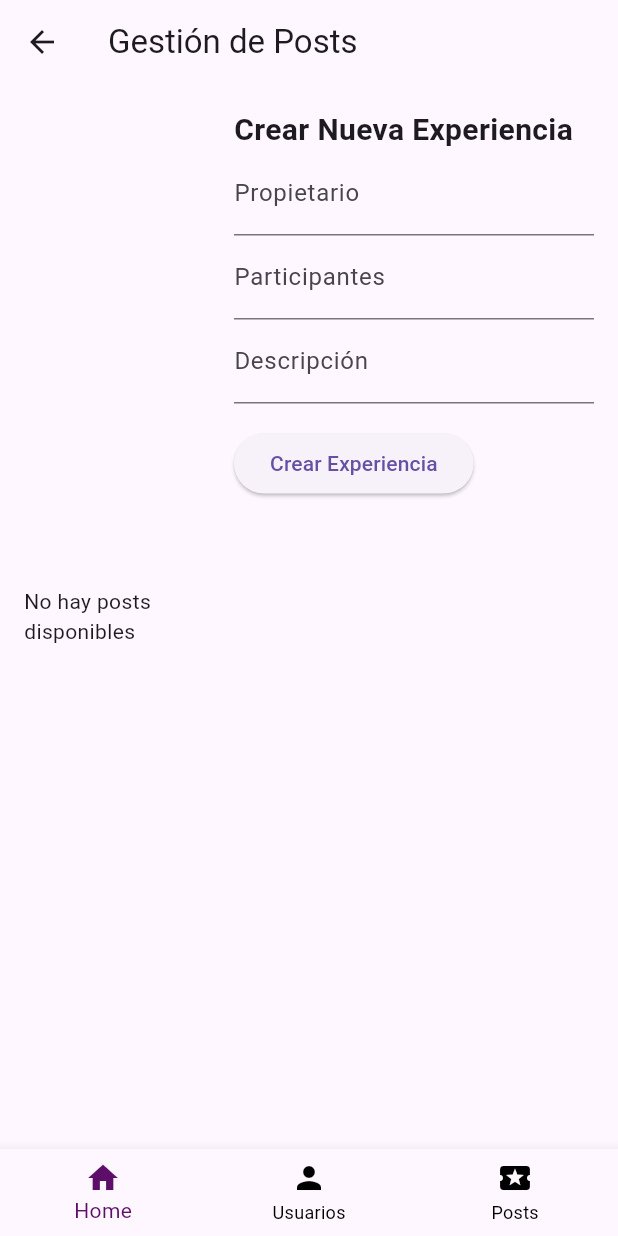
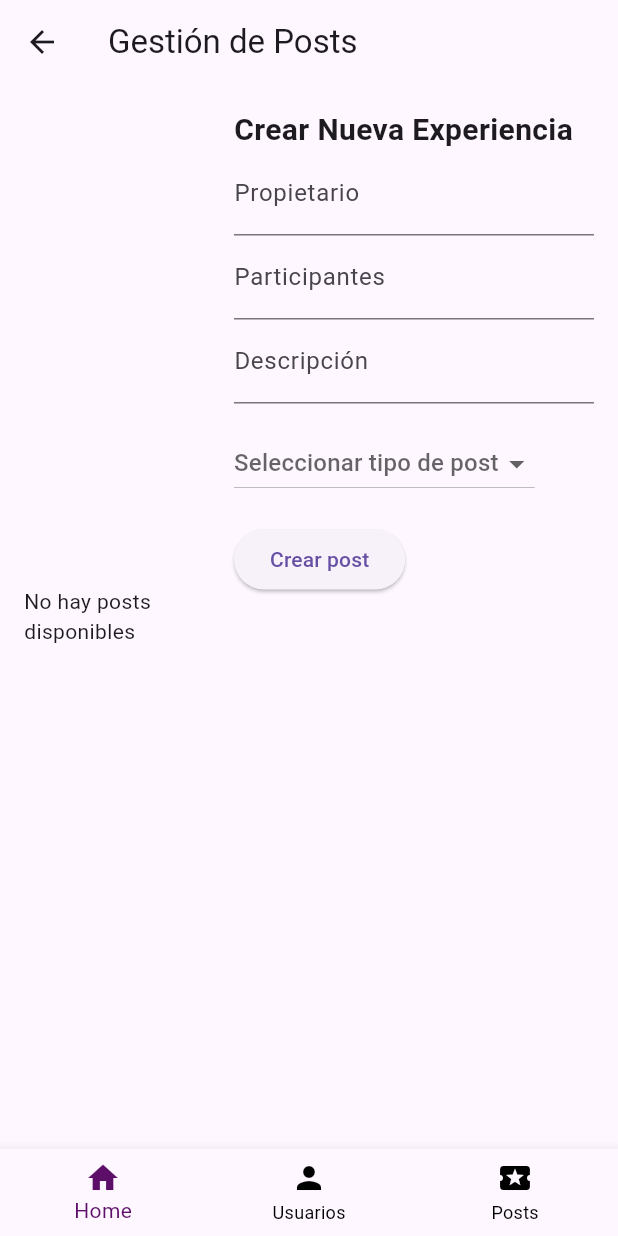
Before and after one commit to mayravm26/Frontend_minimo2, a Flutter app: the PostsScreen screen opened by its route, on a phone screen of 412 x 824 dp. Run offline on Flutter 3.47's test engine with Material 3 defaults, Android fonts, the phone set to English and light mode, and no system bars; our stand-ins replace dio, get; network calls fail.

Commit message:
posts funciona

```diff
--- a/lib/controllers/postController.dart
+++ b/lib/controllers/postController.dart
@@ -4,20 +4,24 @@ import 'package:flutter_application_1/models/post.dart';
 import 'package:flutter_application_1/services/postServices.dart';
 
 class PostController extends GetxController {
-  final PostService postService = Get.put(PostService());  // Crear la instancia
+  final PostService postService = Get.put(PostService());  // Instanciamos el servicio de post
   final TextEditingController ownerController = TextEditingController();
   final TextEditingController participantsController = TextEditingController();
   final TextEditingController descriptionController = TextEditingController();
+
+  // Usamos RxString para postType
+  var postType = ''.obs;
 
   var isLoading = false.obs;
   var errorMessage = ''.obs;
 
   // Método para crear una nueva experiencia
-  void createExperience() async {
+  void createPost() async {
     // Verificamos que todos los campos estén completos
     if (ownerController.text.isEmpty ||
         participantsController.text.isEmpty ||
-        descriptionController.text.isEmpty) {
+        descriptionController.text.isEmpty ||
+        postType.value.isEmpty) {  // Verificamos que el postType no esté vacío
       Get.snackbar('Error', 'Todos los campos son obligatorios',
           snackPosition: SnackPosition.BOTTOM);
       return;
@@ -26,7 +30,7 @@ class PostController extends GetxController {
     // Creamos la nueva experiencia (nuevo post)
     final newPost = PostModel.fromJson({
       'author': ownerController.text,  // Asumimos que "owner" es "author" en PostModel
-      'postType': 'Tipo de experiencia', // Asignar el tipo de experiencia si es necesario
+      'postType': postType.value,  // Asignar el tipo de experiencia si es necesario
       'content': descriptionController.text,
       'image': null, // Si no tienes una imagen, puedes poner null
       'postDate': DateTime.now().toIso8601String(), // Fecha actual si se requiere
--- a/lib/screen/postScreen.dart
+++ b/lib/screen/postScreen.dart
@@ -80,33 +80,56 @@ class PostForm extends StatelessWidget {
         controller: postController.ownerController,
         decoration: InputDecoration(
           labelText: 'Propietario',
-            //(errorText: experienceController.ownerError.value,
+          // (errorText: experienceController.ownerError.value)
         ),
       ),
       TextField(
         controller: postController.participantsController,
         decoration: InputDecoration(
           labelText: 'Participantes',
-            //errorText: experienceController.participantsError.value,
+          // errorText: experienceController.participantsError.value,
         ),
       ),
       TextField(
         controller: postController.descriptionController,
         decoration: InputDecoration(
           labelText: 'Descripción',
-            //errorText: experienceController.descriptionError.value,
+          // errorText: experienceController.descriptionError.value,
         ),
       ),
       SizedBox(height: 16),
+
+      // Dropdown para seleccionar el tipo de post
+      Obx(() {
+        return DropdownButton<String>(
+          value: postController.postType.value.isEmpty ? null : postController.postType.value,
+          hint: Text('Seleccionar tipo de post'),
+          items: <String>['Pelicula', 'Libro', 'Evento']
+              .map<DropdownMenuItem<String>>((String value) {
+            return DropdownMenuItem<String>(
+              value: value,
+              child: Text(value),
+            );
+          }).toList(),
+          onChanged: (String? newValue) {
+            // Actualizar el tipo de post
+            postController.postType.value = newValue!;
+          },
+        );
+      }),
+
+      SizedBox(height: 16),
+
+      // Botón para crear el post
       Obx(() {
         if (postController.isLoading.value) {
           return CircularProgressIndicator();
         } else {
           return ElevatedButton(
             onPressed: () {
-                postController.createExperience();
+              postController.createPost();  // Llama al método para crear el post
             },
-              child: Text('Crear Experiencia'),
+            child: Text('Crear post'),
           );
         }
       }),
```
Lines whose indentation alone changed are shown as unchanged.
